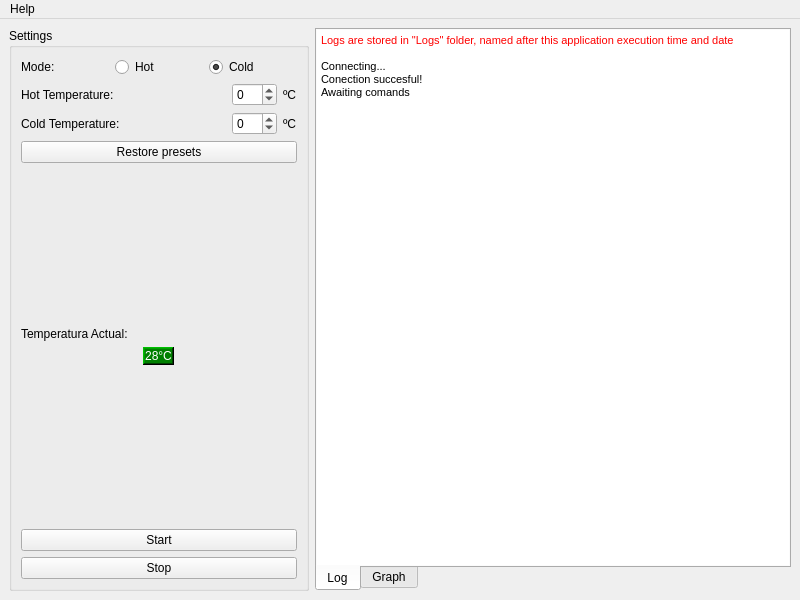
Qt form interface/mainwindow.ui (ccarb/ThermstUtils) before a commit.
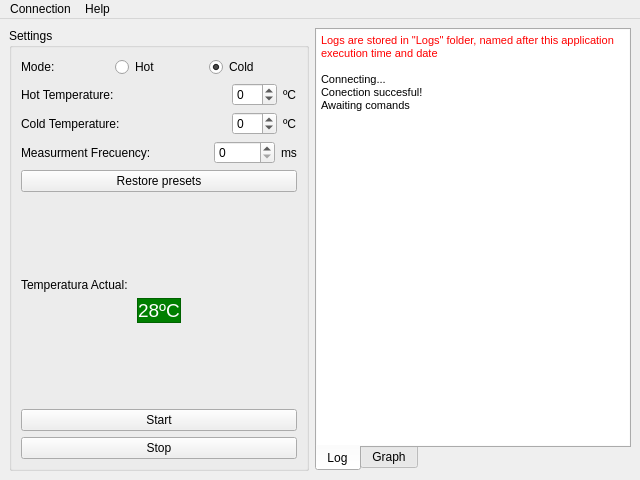
The same form after that commit. The open tabs and pages were chosen to show the change. Icons and pictures are not drawn. Custom widgets are drawn as their Qt base class.

Commit message: Added graph. Added frequency measurement control. Changed temperature display widget. Added main window icon. Resized main window. *for resources to work one must modify mainwindow.py after using pyuic*

Diff of the .ui file:
```diff
--- a/interface/mainwindow.ui
+++ b/interface/mainwindow.ui
@@ -6,10 +6,16 @@
    <rect>
     <x>0</x>
     <y>0</y>
-    <width>800</width>
-    <height>600</height>
+    <width>640</width>
+    <height>480</height>
    </rect>
   </property>
+  <property name="sizePolicy">
+   <sizepolicy hsizetype="Preferred" vsizetype="Preferred">
+    <horstretch>0</horstretch>
+    <verstretch>0</verstretch>
+   </sizepolicy>
+  </property>
   <property name="windowTitle">
    <string>MainWindow</string>
   </property>
@@ -146,6 +152,44 @@
          </item>
         </layout>
        </item>
+       <item>
+        <layout class="QHBoxLayout" name="horizontalLayout_4">
+         <item>
+          <widget class="QLabel" name="label_3">
+           <property name="text">
+            <string>Measurment Frecuency:</string>
+           </property>
+          </widget>
+         </item>
+         <item>
+          <spacer name="horizontalSpacer">
+           <property name="orientation">
+            <enum>Qt::Horizontal</enum>
+           </property>
+           <property name="sizeHint" stdset="0">
+            <size>
+             <width>40</width>
+             <height>20</height>
+            </size>
+           </property>
+          </spacer>
+         </item>
+         <item>
+          <widget class="QSpinBox" name="spinBox">
+           <property name="maximum">
+            <number>10000</number>
+           </property>
+          </widget>
+         </item>
+         <item>
+          <widget class="QLabel" name="label_2">
+           <property name="text">
+            <string>ms</string>
+           </property>
+          </widget>
+         </item>
+        </layout>
+       </item>
        <item>
         <widget class="QPushButton" name="restorePresetsButton">
          <property name="text">
@@ -175,6 +219,9 @@
        </item>
        <item alignment="Qt::AlignHCenter">
         <widget class="QLabel" name="temperatureDisplay">
+         <property name="enabled">
+          <bool>true</bool>
+         </property>
          <property name="sizePolicy">
           <sizepolicy hsizetype="Fixed" vsizetype="Preferred">
            <horstretch>0</horstretch>
@@ -319,15 +366,6 @@
               </color>
              </brush>
             </colorrole>
-            <colorrole role="PlaceholderText">
-             <brush brushstyle="SolidPattern">
-              <color alpha="128">
-               <red>255</red>
-               <green>255</green>
-               <blue>255</blue>
-              </color>
-             </brush>
-            </colorrole>
            </active>
            <inactive>
             <colorrole role="WindowText">
@@ -465,15 +503,6 @@
               </color>
              </brush>
             </colorrole>
-            <colorrole role="PlaceholderText">
-             <brush brushstyle="SolidPattern">
-              <color alpha="128">
-               <red>255</red>
-               <green>255</green>
-               <blue>255</blue>
-              </color>
-             </brush>
-            </colorrole>
            </inactive>
            <disabled>
             <colorrole role="WindowText">
@@ -611,18 +640,14 @@
               </color>
              </brush>
             </colorrole>
-            <colorrole role="PlaceholderText">
-             <brush brushstyle="SolidPattern">
-              <color alpha="128">
-               <red>255</red>
-               <green>255</green>
-               <blue>255</blue>
-              </color>
-             </brush>
-            </colorrole>
            </disabled>
           </palette>
          </property>
+         <property name="font">
+          <font>
+           <pointsize>14</pointsize>
+          </font>
+         </property>
          <property name="mouseTracking">
           <bool>false</bool>
          </property>
@@ -633,13 +658,19 @@
           <locale language="English" country="UnitedStates"/>
          </property>
          <property name="frameShape">
-          <enum>QFrame::WinPanel</enum>
+          <enum>QFrame::StyledPanel</enum>
          </property>
          <property name="frameShadow">
           <enum>QFrame::Raised</enum>
          </property>
          <property name="text">
-          <string>&lt;html&gt;&lt;head/&gt;&lt;body&gt;&lt;p align=&quot;center&quot;&gt;28°C&lt;/p&gt;&lt;/body&gt;&lt;/html&gt;</string>
+          <string notr="true">28ºC</string>
+         </property>
+         <property name="textFormat">
+          <enum>Qt::PlainText</enum>
+         </property>
+         <property name="scaledContents">
+          <bool>false</bool>
          </property>
          <property name="alignment">
           <set>Qt::AlignCenter</set>
@@ -722,12 +753,12 @@
            <string>&lt;!DOCTYPE HTML PUBLIC &quot;-//W3C//DTD HTML 4.0//EN&quot; &quot;http://www.w3.org/TR/REC-html40/strict.dtd&quot;&gt;
 &lt;html&gt;&lt;head&gt;&lt;meta name=&quot;qrichtext&quot; content=&quot;1&quot; /&gt;&lt;style type=&quot;text/css&quot;&gt;
 p, li { white-space: pre-wrap; }
-&lt;/style&gt;&lt;/head&gt;&lt;body style=&quot; font-family:'Ubuntu'; font-size:11pt; font-weight:400; font-style:normal;&quot;&gt;
-&lt;p style=&quot; margin-top:0px; margin-bottom:0px; margin-left:0px; margin-right:0px; -qt-block-indent:0; text-indent:0px;&quot;&gt;&lt;span style=&quot; font-family:'MS Shell Dlg 2'; font-size:8.25pt; color:#ff0000;&quot;&gt;Logs are stored in &amp;quot;Logs&amp;quot; folder, named after this application execution time and date&lt;/span&gt;&lt;/p&gt;
-&lt;p style=&quot;-qt-paragraph-type:empty; margin-top:0px; margin-bottom:0px; margin-left:0px; margin-right:0px; -qt-block-indent:0; text-indent:0px; font-family:'MS Shell Dlg 2'; font-size:8.25pt; color:#ff0000;&quot;&gt;&lt;br /&gt;&lt;/p&gt;
-&lt;p style=&quot; margin-top:0px; margin-bottom:0px; margin-left:0px; margin-right:0px; -qt-block-indent:0; text-indent:0px;&quot;&gt;&lt;span style=&quot; font-family:'MS Shell Dlg 2'; font-size:8.25pt; color:#000000;&quot;&gt;Connecting...&lt;/span&gt;&lt;/p&gt;
-&lt;p style=&quot; margin-top:0px; margin-bottom:0px; margin-left:0px; margin-right:0px; -qt-block-indent:0; text-indent:0px;&quot;&gt;&lt;span style=&quot; font-family:'MS Shell Dlg 2'; font-size:8.25pt; color:#000000;&quot;&gt;Conection succesful!&lt;/span&gt;&lt;/p&gt;
-&lt;p style=&quot; margin-top:0px; margin-bottom:0px; margin-left:0px; margin-right:0px; -qt-block-indent:0; text-indent:0px;&quot;&gt;&lt;span style=&quot; font-family:'MS Shell Dlg 2'; font-size:8.25pt; color:#000000;&quot;&gt;Awaiting comands&lt;/span&gt;&lt;/p&gt;&lt;/body&gt;&lt;/html&gt;</string>
+&lt;/style&gt;&lt;/head&gt;&lt;body style=&quot; font-family:'MS Shell Dlg 2'; font-size:8.25pt; font-weight:400; font-style:normal;&quot;&gt;
+&lt;p style=&quot; margin-top:0px; margin-bottom:0px; margin-left:0px; margin-right:0px; -qt-block-indent:0; text-indent:0px;&quot;&gt;&lt;span style=&quot; color:#ff0000;&quot;&gt;Logs are stored in &amp;quot;Logs&amp;quot; folder, named after this application execution time and date&lt;/span&gt;&lt;/p&gt;
+&lt;p style=&quot;-qt-paragraph-type:empty; margin-top:0px; margin-bottom:0px; margin-left:0px; margin-right:0px; -qt-block-indent:0; text-indent:0px; color:#ff0000;&quot;&gt;&lt;br /&gt;&lt;/p&gt;
+&lt;p style=&quot; margin-top:0px; margin-bottom:0px; margin-left:0px; margin-right:0px; -qt-block-indent:0; text-indent:0px;&quot;&gt;&lt;span style=&quot; color:#000000;&quot;&gt;Connecting...&lt;/span&gt;&lt;/p&gt;
+&lt;p style=&quot; margin-top:0px; margin-bottom:0px; margin-left:0px; margin-right:0px; -qt-block-indent:0; text-indent:0px;&quot;&gt;&lt;span style=&quot; color:#000000;&quot;&gt;Conection succesful!&lt;/span&gt;&lt;/p&gt;
+&lt;p style=&quot; margin-top:0px; margin-bottom:0px; margin-left:0px; margin-right:0px; -qt-block-indent:0; text-indent:0px;&quot;&gt;&lt;span style=&quot; color:#000000;&quot;&gt;Awaiting comands&lt;/span&gt;&lt;/p&gt;&lt;/body&gt;&lt;/html&gt;</string>
           </property>
          </widget>
         </item>
@@ -747,8 +778,8 @@
     <rect>
      <x>0</x>
      <y>0</y>
-     <width>800</width>
-     <height>29</height>
+     <width>640</width>
+     <height>21</height>
     </rect>
    </property>
    <widget class="QMenu" name="menuHelp">
@@ -758,6 +789,13 @@
     <addaction name="actionUserManual"/>
     <addaction name="actionAboutThermstUtil"/>
    </widget>
+   <widget class="QMenu" name="menuConnect_Device">
+    <property name="title">
+     <string>Connection</string>
+    </property>
+    <addaction name="actionConnectDevice"/>
+   </widget>
+   <addaction name="menuConnect_Device"/>
    <addaction name="menuHelp"/>
   </widget>
   <action name="actionStart">
@@ -823,7 +861,17 @@
    </property>
   </action>
  </widget>
- <resources/>
+ <customwidgets>
+  <customwidget>
+   <class>PlotWidget</class>
+   <extends>QWidget</extends>
+   <header>pyqtgraph</header>
+   <container>1</container>
+  </customwidget>
+ </customwidgets>
+ <resources>
+  <include location="../resources.qrc"/>
+ </resources>
  <connections>
   <connection>
    <sender>startButton</sender>
```
Left out of the diff: 48 changed lines with no effect on the pictures. The commit also changes 8 other files.
